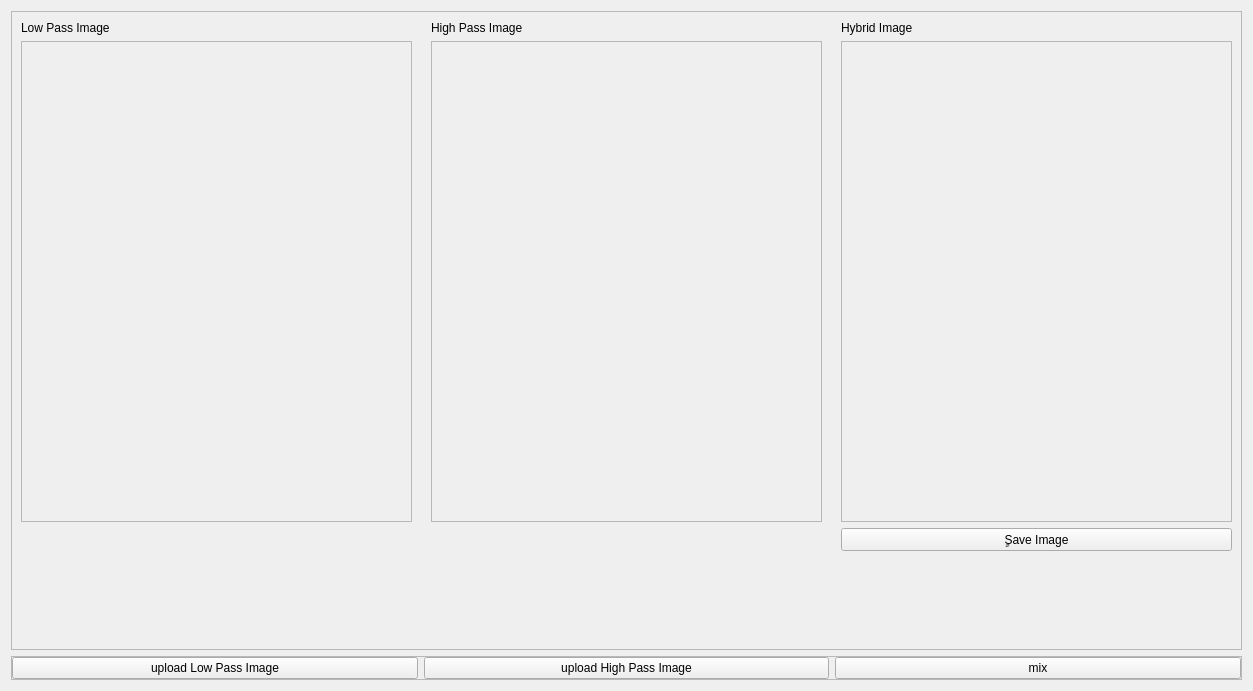
Qt form Task1/UI/hybridwidget.ui (SBME2025-ComputerVision/Task1_CV_CPP) before a commit.
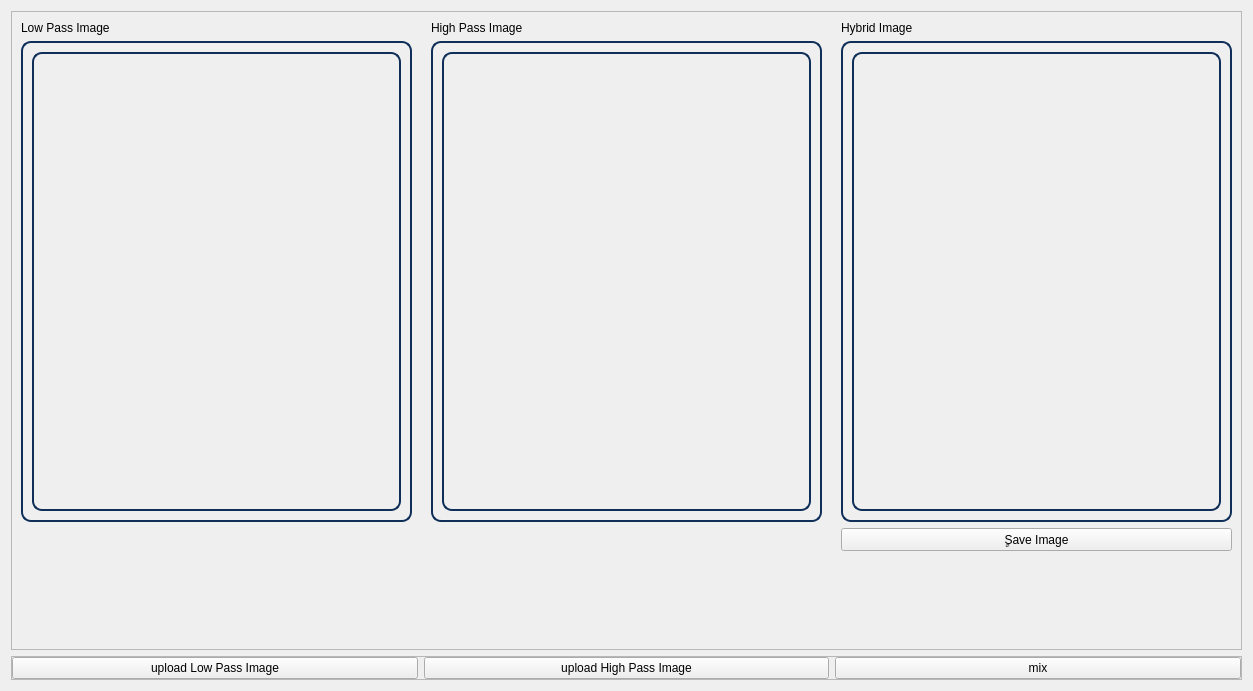
The same form after that commit.

Patch:
```diff
--- a/Task1/UI/hybridwidget.ui
+++ b/Task1/UI/hybridwidget.ui
@@ -52,6 +52,12 @@
             <height>500</height>
            </size>
           </property>
+          <property name="styleSheet">
+           <string notr="true">
+           border: 2px solid rgb(15, 47, 89);
+          border-radius: 10px;
+      </string>
+          </property>
           <property name="frameShape">
            <enum>QFrame::StyledPanel</enum>
           </property>
@@ -132,6 +138,12 @@
             <height>500</height>
            </size>
           </property>
+          <property name="styleSheet">
+           <string notr="true">
+           border: 2px solid rgb(15, 47, 89);
+          border-radius: 10px;
+      </string>
+          </property>
           <property name="frameShape">
            <enum>QFrame::StyledPanel</enum>
           </property>
@@ -206,6 +218,12 @@
             <height>500</height>
            </size>
           </property>
+          <property name="styleSheet">
+           <string notr="true">
+           border: 2px solid rgb(15, 47, 89);
+          border-radius: 10px;
+      </string>
+          </property>
           <property name="frameShape">
            <enum>QFrame::StyledPanel</enum>
           </property>
```
